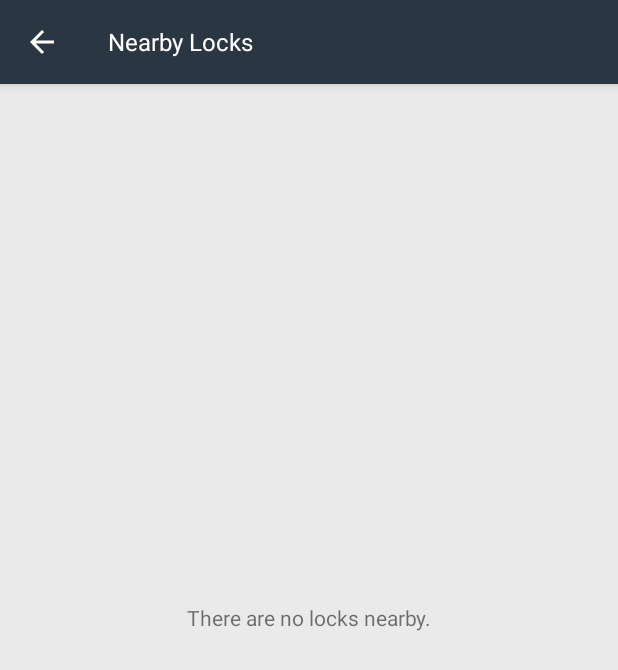
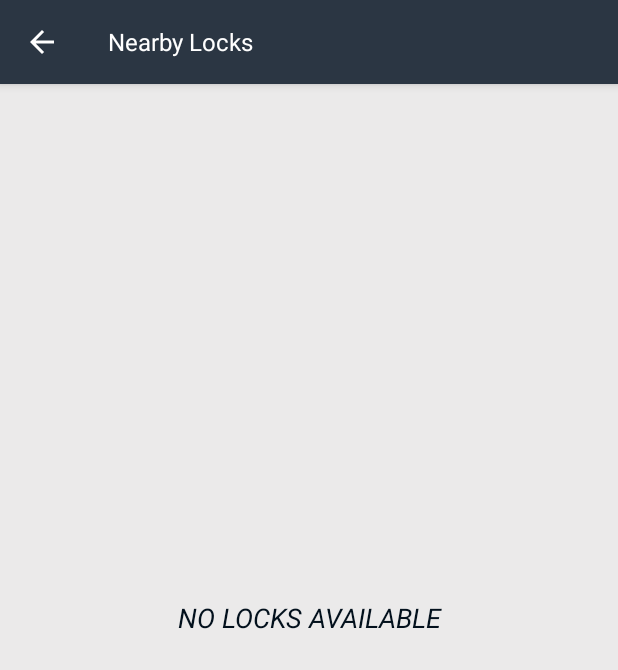
Before and after one commit to makonlinesolutions/Android-Smart_lock, an Android app: the NearbyLockActivity screen opened directly, with no data from a screen before it, on a phone screen of 412 x 824 dp. Shown: the top 670 px of the screen. Run offline under Robolectric (Android 15) with nearby library versions, the phone set to English and light mode, and no system bars; libraries missing offline, so code that uses them is left out: com.ttlock.bl, org.greenrobot.greendao; 7 statements that could not run were skipped.

Commit message:
complete first flow

```diff
--- a/SmartLock/app/src/main/java/com/smartlock/activity/NearbyLockActivity.java
+++ b/SmartLock/app/src/main/java/com/smartlock/activity/NearbyLockActivity.java
@@ -20,6 +20,7 @@ import com.smartlock.dao.DbService;
 import com.smartlock.model.Key;
 import com.smartlock.model.KeyObj;
 import com.smartlock.net.ResponseService;
+import com.smartlock.utils.SharePreferenceUtility;
 import com.ttlock.bl.sdk.util.GsonUtil;
 import com.ttlock.bl.sdk.util.LogUtil;
 
@@ -28,6 +29,8 @@ import org.json.JSONObject;
 
 import java.util.ArrayList;
 import java.util.List;
+
+import static com.smartlock.utils.Const.KEY_VALUE;
 
 public class NearbyLockActivity extends BaseActivity {
     Toolbar toolbar;
@@ -138,6 +141,7 @@ public class NearbyLockActivity extends BaseActivity {
 
                 if (keys.size() == 0) {
                     tv_no_locks.setVisibility(View.VISIBLE);
+                    SharePreferenceUtility.saveObjectPreferences(NearbyLockActivity.this,KEY_VALUE,null);
                 } else {
                     tv_no_locks.setVisibility(View.INVISIBLE);
                     adapter = new Nearby_Adapter(NearbyLockActivity.this, keys);
--- a/SmartLock/app/src/main/res/layout/activity_nearby_lock.xml
+++ b/SmartLock/app/src/main/res/layout/activity_nearby_lock.xml
@@ -38,6 +38,7 @@
     <android.support.v7.widget.RecyclerView
         android:layout_below="@+id/appbar"
         android:id="@+id/recylerview"
+        android:layout_margin="5dp"
         android:layout_width="match_parent"
         android:layout_height="wrap_content">
     </android.support.v7.widget.RecyclerView>
@@ -46,7 +47,11 @@
         android:id="@+id/tv_no_locks"
         android:layout_width="match_parent"
         android:layout_height="wrap_content"
-        android:text="There are no locks nearby."
+        android:text="NO LOCKS AVAILABLE"
+        android:padding="5dp"
+        android:textSize="18dp"
+        android:textStyle="italic"
+        android:textColor="@color/colorPrimaryDark"
         android:textAlignment="center"
         android:layout_centerInParent="true"
         android:visibility="invisible"/>
```
